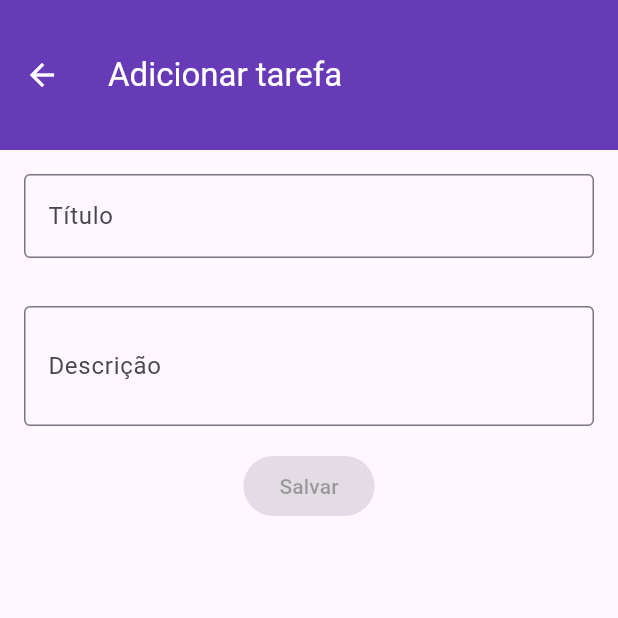
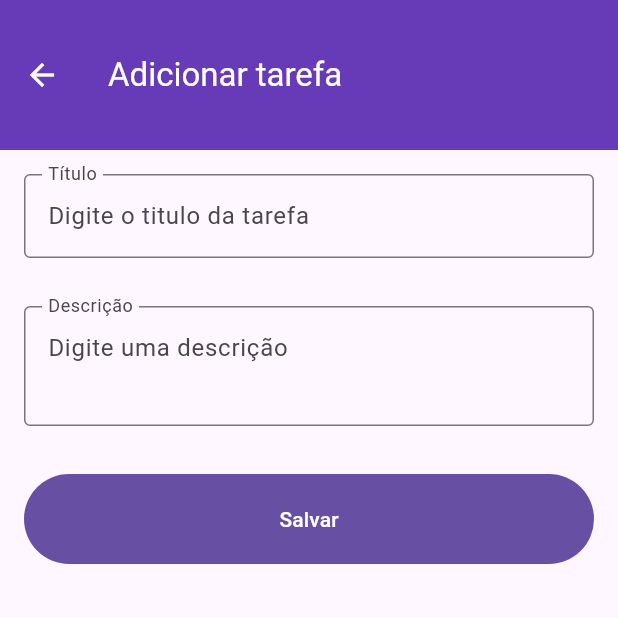
Before and after one commit to JandersonThomaz/ToDo_Terca, a Flutter app: the screen it shows after launch, after a tap on the "add" icon, on a phone screen of 412 x 824 dp, the top half of it. Run offline on Flutter 3.47's test engine with Material 3 defaults, Android fonts, the phone set to English and light mode, and no system bars.

Commit message:
Alterações da aula 09/09/2025

```diff
--- a/lib/screens/adicionar_task_screen.dart
+++ b/lib/screens/adicionar_task_screen.dart
@@ -1,7 +1,10 @@
 import 'package:flutter/material.dart';
 
 class AdicionarTaskScreen extends StatelessWidget {
-  const AdicionarTaskScreen({super.key});
+  AdicionarTaskScreen({super.key});
+
+  final tituloController = TextEditingController();
+  final descricaoController = TextEditingController();
 
   @override
   Widget build(BuildContext context) {
@@ -11,28 +14,40 @@ class AdicionarTaskScreen extends StatelessWidget {
         children: [
           Padding(
             padding: EdgeInsetsGeometry.all(16),
-            child: TextField(
+            child: TextFormField(
               decoration: InputDecoration(
                 border: OutlineInputBorder(),
                 hintText: "Digite o titulo da tarefa",
                 label: Text("Título"),
+                floatingLabelBehavior: FloatingLabelBehavior.always,
               ),
+              controller: tituloController,
             ),
           ),
           Padding(
             padding: EdgeInsetsGeometry.all(16),
-            child: TextField(
+            child: TextFormField(
               maxLines: 2,
               decoration: InputDecoration(
                 border: OutlineInputBorder(),
                 hintText: "Digite uma descrição",
                 label: Text("Descrição"),
-
-
+                floatingLabelBehavior: FloatingLabelBehavior.always,
+              ),
+              controller: descricaoController,
+            ),
+          ),
+          Padding(
+            padding: const EdgeInsets.all(16.0),
+            child: FilledButton(
+              onPressed: (){},
+              child: SizedBox(
+                height: 60,
+                width: double.infinity,
+                child: Center(child: Text("Salvar")),
               ),
             ),
           ),
-          ElevatedButton(onPressed: null, child: Text("Salvar")),
         ],
       ),
     );
--- a/lib/screens/home_screen.dart
+++ b/lib/screens/home_screen.dart
@@ -73,7 +73,7 @@ class _HomeScreenState extends State<HomeScreen> {
           Navigator.push(
             context,
             MaterialPageRoute(
-              builder: (context) => const AdicionarTaskScreen(),
+              builder: (context) => AdicionarTaskScreen(),
             ),
           );
         },
```
